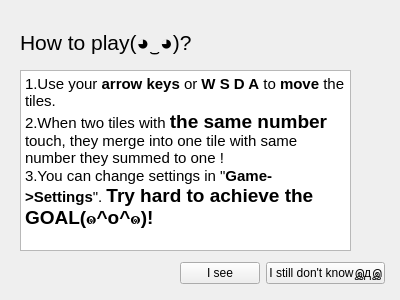
This is howtoplay.ui in F74036344/2048 as Qt 5 draws it before an edit. The edited form follows.
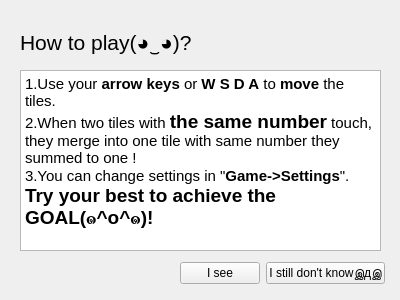
This is the edited form.

What changed in the file:
```diff
--- a/howtoplay.ui
+++ b/howtoplay.ui
@@ -18,7 +18,7 @@
     <rect>
      <x>20</x>
      <y>70</y>
-     <width>331</width>
+     <width>361</width>
      <height>181</height>
     </rect>
    </property>
@@ -29,7 +29,7 @@
 &lt;/style&gt;&lt;/head&gt;&lt;body style=&quot; font-family:'PMingLiU'; font-size:9pt; font-weight:400; font-style:normal;&quot;&gt;
 &lt;p style=&quot; margin-top:0px; margin-bottom:0px; margin-left:0px; margin-right:0px; -qt-block-indent:0; text-indent:0px;&quot;&gt;&lt;span style=&quot; font-size:11pt;&quot;&gt;1.Use your &lt;/span&gt;&lt;span style=&quot; font-size:11pt; font-weight:600;&quot;&gt;arrow keys&lt;/span&gt;&lt;span style=&quot; font-size:11pt;&quot;&gt; or &lt;/span&gt;&lt;span style=&quot; font-size:11pt; font-weight:600;&quot;&gt;W S D A&lt;/span&gt;&lt;span style=&quot; font-size:11pt;&quot;&gt; to &lt;/span&gt;&lt;span style=&quot; font-size:11pt; font-weight:600;&quot;&gt;move&lt;/span&gt;&lt;span style=&quot; font-size:11pt;&quot;&gt; the tiles. &lt;/span&gt;&lt;/p&gt;
 &lt;p style=&quot; margin-top:0px; margin-bottom:0px; margin-left:0px; margin-right:0px; -qt-block-indent:0; text-indent:0px;&quot;&gt;&lt;span style=&quot; font-size:11pt;&quot;&gt;2.When two tiles with &lt;/span&gt;&lt;span style=&quot; font-size:14pt; font-weight:600;&quot;&gt;the same number&lt;/span&gt;&lt;span style=&quot; font-size:11pt;&quot;&gt; touch, they merge into one tile with same number they summed to one !&lt;/span&gt;&lt;/p&gt;
-&lt;p style=&quot; margin-top:0px; margin-bottom:0px; margin-left:0px; margin-right:0px; -qt-block-indent:0; text-indent:0px;&quot;&gt;&lt;span style=&quot; font-size:11pt;&quot;&gt;3.You can change settings in &amp;quot;&lt;/span&gt;&lt;span style=&quot; font-size:11pt; font-weight:600;&quot;&gt;Game-&amp;gt;Settings&lt;/span&gt;&lt;span style=&quot; font-size:11pt;&quot;&gt;&amp;quot;. &lt;/span&gt;&lt;span style=&quot; font-size:14pt; font-weight:600;&quot;&gt;Try hard to achieve the GOAL(๑^o^๑)!&lt;/span&gt;&lt;/p&gt;&lt;/body&gt;&lt;/html&gt;</string>
+&lt;p style=&quot; margin-top:0px; margin-bottom:0px; margin-left:0px; margin-right:0px; -qt-block-indent:0; text-indent:0px;&quot;&gt;&lt;span style=&quot; font-size:11pt;&quot;&gt;3.You can change settings in &amp;quot;&lt;/span&gt;&lt;span style=&quot; font-size:11pt; font-weight:600;&quot;&gt;Game-&amp;gt;Settings&lt;/span&gt;&lt;span style=&quot; font-size:11pt;&quot;&gt;&amp;quot;. &lt;/span&gt;&lt;span style=&quot; font-size:14pt; font-weight:600;&quot;&gt;Try your best to achieve the GOAL(๑^o^๑)!&lt;/span&gt;&lt;/p&gt;&lt;/body&gt;&lt;/html&gt;</string>
    </property>
   </widget>
   <widget class="QLabel" name="label">
@@ -45,7 +45,7 @@
     <string>&lt;html&gt;&lt;head/&gt;&lt;body&gt;&lt;p&gt;&lt;span style=&quot; font-size:16pt;&quot;&gt;How to play(◕‿◕)?&lt;/span&gt;&lt;/p&gt;&lt;/body&gt;&lt;/html&gt;</string>
    </property>
   </widget>
-  <widget class="QWidget" name="">
+  <widget class="QWidget" name="layoutWidget">
    <property name="geometry">
     <rect>
      <x>180</x>
```
Left out of the diff: 13 changed lines with no effect on the pictures.
